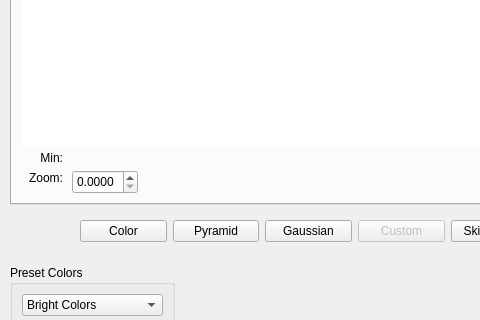
This is vox-desk-qt/src/vvtfdialog.ui in deskvox/deskvox as Qt 5 draws it before an edit; both pictures show x 0 to 480 and y 156 to 476 of the 824 by 808 pixel window. The edited form follows.
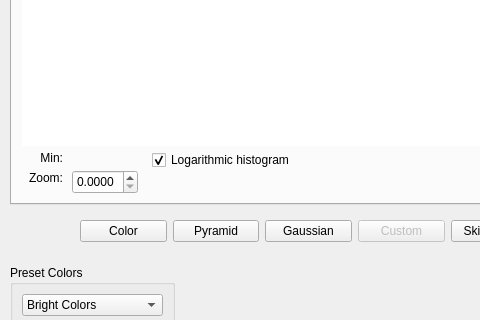
This is the edited form.

Commit message: Toggle between log and linear histogram display

Diff of the .ui file:
```diff
--- a/vox-desk-qt/src/vvtfdialog.ui
+++ b/vox-desk-qt/src/vvtfdialog.ui
@@ -254,6 +254,22 @@
       <double>1.000000000000000</double>
      </property>
     </widget>
+    <widget class="QCheckBox" name="logHistBox">
+     <property name="geometry">
+      <rect>
+       <x>140</x>
+       <y>270</y>
+       <width>161</width>
+       <height>20</height>
+      </rect>
+     </property>
+     <property name="text">
+      <string>Logarithmic histogram</string>
+     </property>
+     <property name="checked">
+      <bool>true</bool>
+     </property>
+    </widget>
    </widget>
    <widget class="QWidget" name="tf2DTab">
     <attribute name="title">
```
The commit also changes 2 other files.
